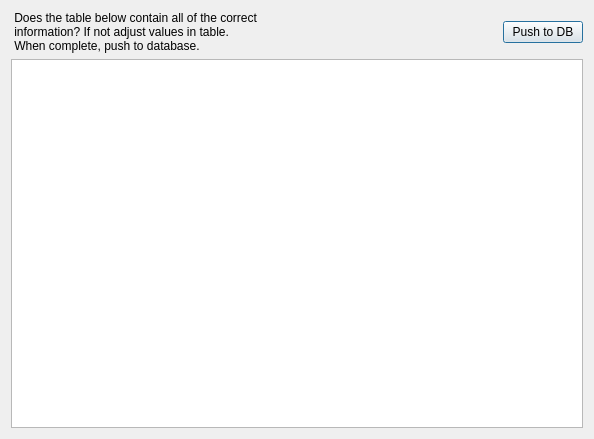
This is GUI/qtdesigner/integratedui_design/ui_tablepreviewDB.ui in bibsian/database-development as Qt 5 draws it before an edit. The edited form follows.
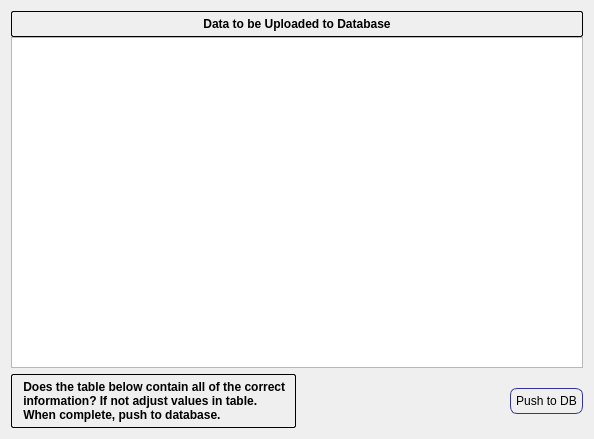
This is the edited form.

Commit message: User interfaces have been updated with CSS code. Another Dialog box was created to display a query from the database next to a list generated from user input. This Dialog will dictate whether the Site Form can be skipped or not, depending on if identical information is already present in the database.

```diff
--- a/GUI/qtdesigner/integratedui_design/ui_tablepreviewDB.ui
+++ b/GUI/qtdesigner/integratedui_design/ui_tablepreviewDB.ui
@@ -13,9 +13,64 @@
   <property name="windowTitle">
    <string>Preview Data</string>
   </property>
-  <layout class="QVBoxLayout" name="verticalLayout_3">
+  <property name="styleSheet">
+   <string notr="true">
+.QPushButton{
+	color: black;
+	border-width: 1px;
+	border-color: #339;
+	border-style: solid;
+	border-radius: 7;
+	padding-left: 5px;
+	padding-right: 5px;
+	padding-top: 5px;
+	padding-bottom: 5px;
+}
+
+.QLabel{
+	font-weight: bold;
+	font-size: 12px;
+	padding: 5px;
+    border-radius: 2px;
+    border: 1px solid black;
+
+}
+
+
+</string>
+  </property>
+  <layout class="QVBoxLayout" name="verticalLayout_4">
    <item>
-    <layout class="QVBoxLayout" name="verticalLayout">
+    <layout class="QVBoxLayout" name="verticalLayout_3">
+     <item>
+      <layout class="QVBoxLayout" name="verticalLayout">
+       <property name="spacing">
+        <number>0</number>
+       </property>
+       <item>
+        <widget class="QLabel" name="label_2">
+         <property name="frameShape">
+          <enum>QFrame::Box</enum>
+         </property>
+         <property name="frameShadow">
+          <enum>QFrame::Plain</enum>
+         </property>
+         <property name="lineWidth">
+          <number>1</number>
+         </property>
+         <property name="text">
+          <string>Data to be Uploaded to Database</string>
+         </property>
+         <property name="alignment">
+          <set>Qt::AlignCenter</set>
+         </property>
+        </widget>
+       </item>
+       <item>
+        <widget class="QTableView" name="tblList"/>
+       </item>
+      </layout>
+     </item>
      <item>
       <layout class="QHBoxLayout" name="horizontalLayout">
        <property name="sizeConstraint">
@@ -68,9 +123,6 @@
        </item>
       </layout>
      </item>
-     <item>
-      <widget class="QTableView" name="tblList"/>
-     </item>
     </layout>
    </item>
   </layout>
```
The commit also changes 6 other files.
